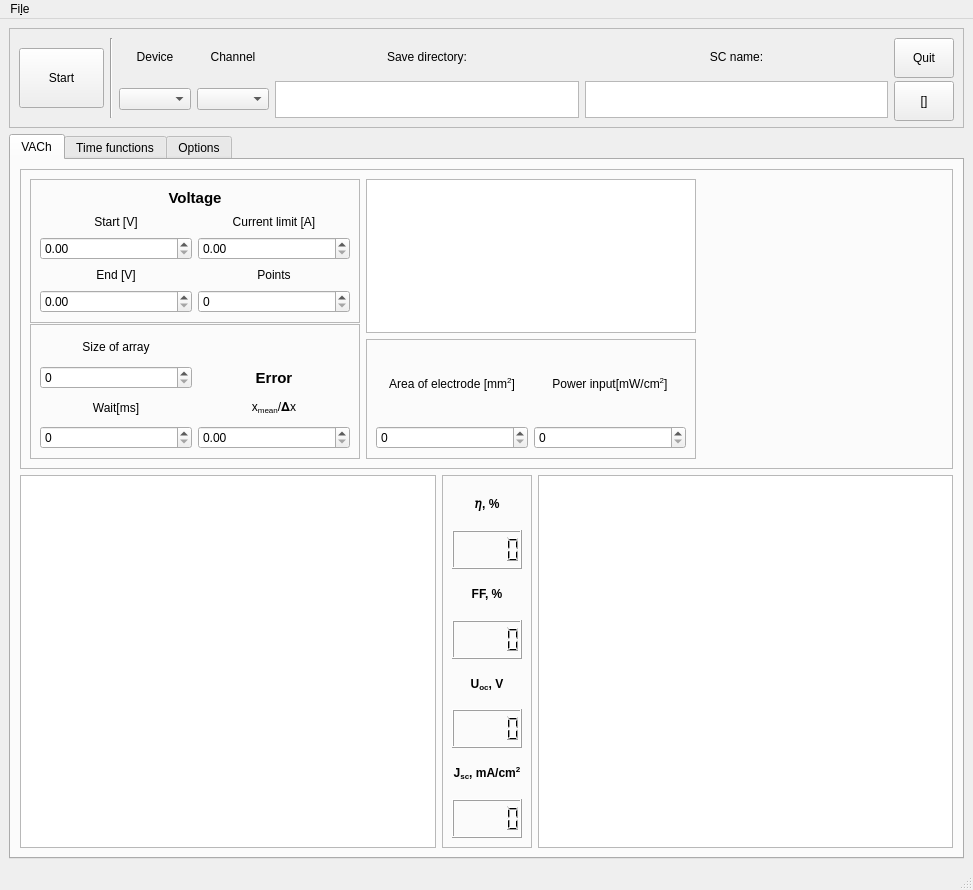
userIsTaken/SolarVACh, file GUI/Solar.ui: the form before one commit.
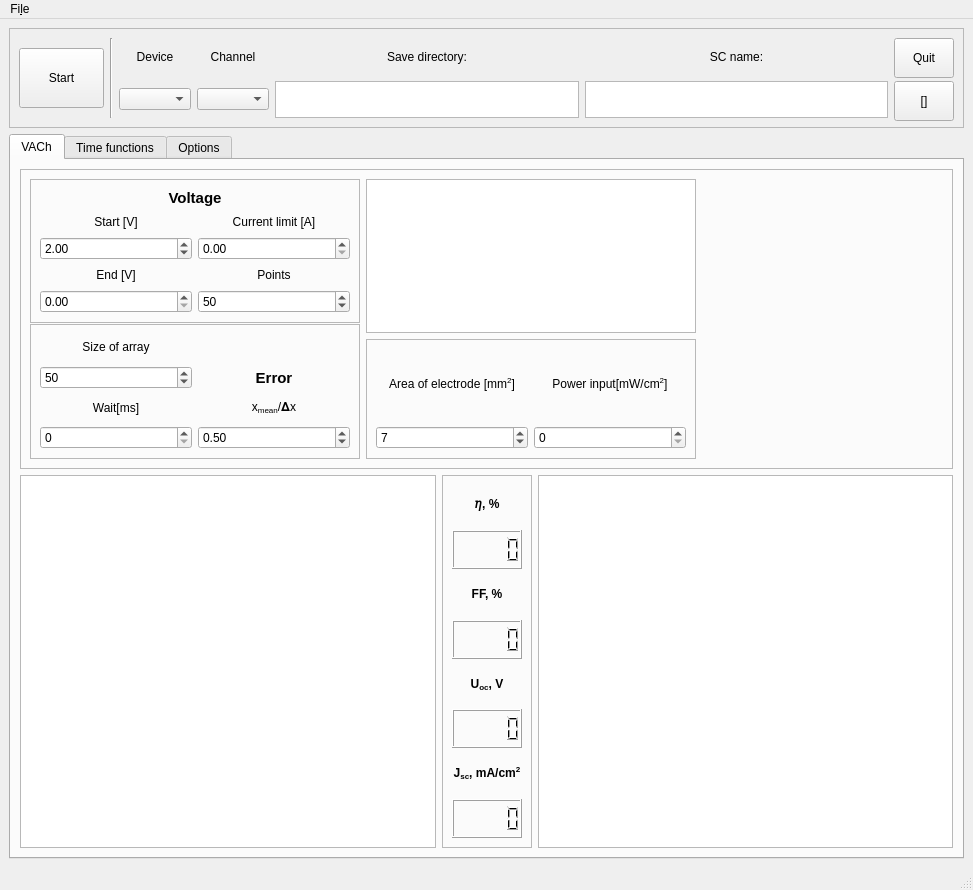
The form after the commit. Custom widgets are drawn as their Qt base class.

Commit message: preliminary experiment while cycle

The edit to the form file:
```diff
--- a/GUI/Solar.ui
+++ b/GUI/Solar.ui
@@ -139,7 +139,14 @@
                </widget>
               </item>
               <item row="2" column="0">
-               <widget class="QDoubleSpinBox" name="startV_box"/>
+               <widget class="QDoubleSpinBox" name="startV_box">
+                <property name="maximum">
+                 <double>10.000000000000000</double>
+                </property>
+                <property name="value">
+                 <double>2.000000000000000</double>
+                </property>
+               </widget>
               </item>
               <item row="2" column="1">
                <widget class="QDoubleSpinBox" name="limitA_box"/>
@@ -168,7 +175,14 @@
                <widget class="QDoubleSpinBox" name="endV_box"/>
               </item>
               <item row="4" column="1">
-               <widget class="QSpinBox" name="points_box"/>
+               <widget class="QSpinBox" name="points_box">
+                <property name="maximum">
+                 <number>1000</number>
+                </property>
+                <property name="value">
+                 <number>50</number>
+                </property>
+               </widget>
               </item>
              </layout>
             </widget>
@@ -255,7 +269,14 @@
                </widget>
               </item>
               <item row="1" column="0">
-               <widget class="QSpinBox" name="array_size_box"/>
+               <widget class="QSpinBox" name="array_size_box">
+                <property name="maximum">
+                 <number>1000</number>
+                </property>
+                <property name="value">
+                 <number>50</number>
+                </property>
+               </widget>
               </item>
               <item row="3" column="0">
                <widget class="QSpinBox" name="wait_box"/>
@@ -271,7 +292,14 @@
                </widget>
               </item>
               <item row="3" column="2">
-               <widget class="QDoubleSpinBox" name="x_mean_box"/>
+               <widget class="QDoubleSpinBox" name="x_mean_box">
+                <property name="singleStep">
+                 <double>0.100000000000000</double>
+                </property>
+                <property name="value">
+                 <double>0.500000000000000</double>
+                </property>
+               </widget>
               </item>
               <item row="2" column="2">
                <widget class="QLabel" name="label_9">
@@ -363,7 +391,14 @@
                </widget>
               </item>
               <item row="1" column="0">
-               <widget class="QSpinBox" name="area_box"/>
+               <widget class="QSpinBox" name="area_box">
+                <property name="maximum">
+                 <number>1000</number>
+                </property>
+                <property name="value">
+                 <number>7</number>
+                </property>
+               </widget>
               </item>
               <item row="1" column="1">
                <widget class="QSpinBox" name="power_input_box"/>
```
Left out of the diff: 9 changed lines with no effect on the pictures. The commit also changes 1 other file.
